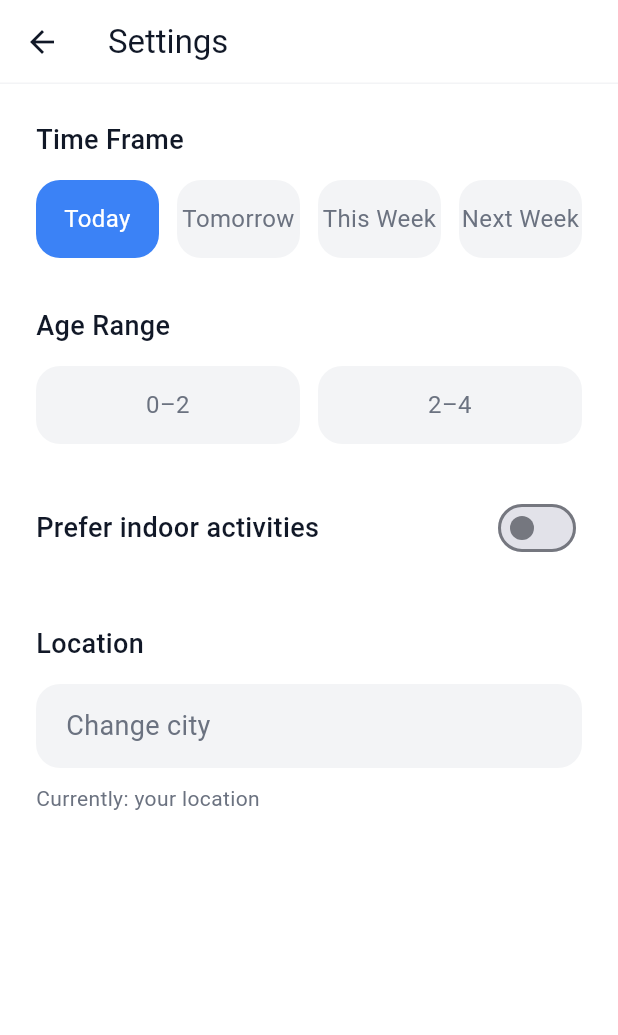
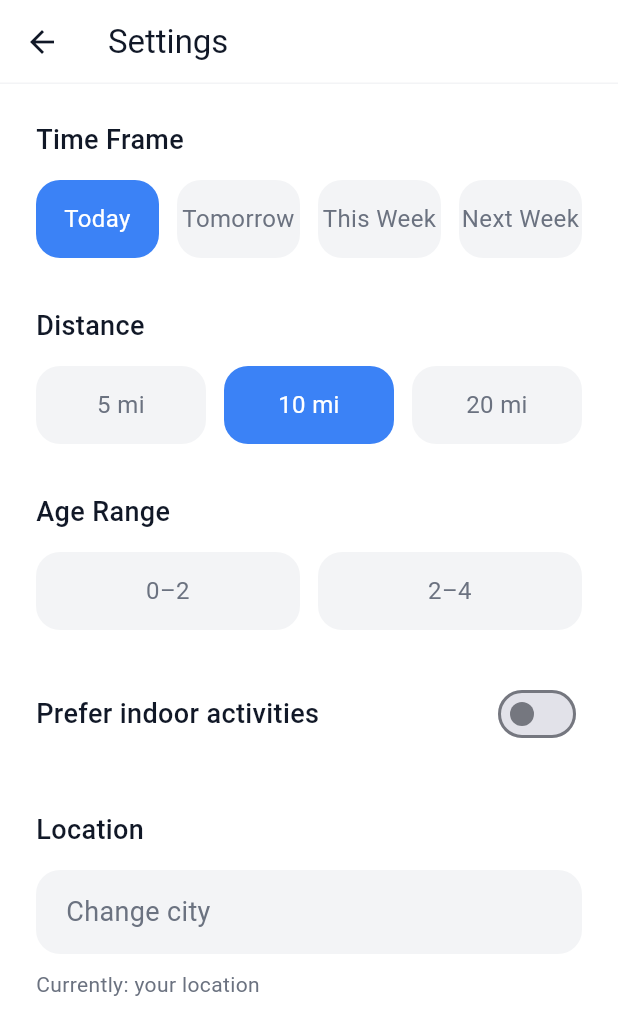
Before and after one commit to sophia-alt/toddlego, a Flutter app: the screen it shows after launch, after a tap on the "settings" icon, on a phone screen of 412 x 824 dp. Shown: the top 1035 px of the screen. Run offline on Flutter 3.47's test engine with Material 3 defaults, Android fonts, the phone set to English and light mode, and no system bars; our stand-ins replace cloud_firestore, firebase_core, geolocator, package_info_plus, shared_preferences; accounts and stored records are empty.

Commit message:
Add a distance filter (5 / 10 / 20 mi)
The 10-mile radius was a fixed constant. It is now a filter in the panel
and Settings, saved with the others and defaulting to 10 mi. A wider
distance reloads; a narrower one filters what is already loaded. The
weekly schedule and the empty-list message follow the selection.

Co-Authored-By: Claude Opus 5.5 <noreply@anthropic.com>

```diff
--- a/lib/filters.dart
+++ b/lib/filters.dart
@@ -36,6 +36,21 @@ enum AgeBand {
   final String short;
 }
 
+/// Distance buttons in the filter bar and settings: how far from the user (or
+/// the picked city) activities are listed.
+enum DistanceRange {
+  five(5),
+  ten(10),
+  twenty(20);
+
+  const DistanceRange(this.miles);
+
+  final double miles;
+
+  /// Button and summary chip label, e.g. "10 mi".
+  String get label => '${miles.toStringAsFixed(0)} mi';
+}
+
 /// The user's filter choices; persisted by SettingsStore.
 class ActivityFilters {
   final TimeFrame timeFrame;
@@ -44,25 +59,33 @@ class ActivityFilters {
   final AgeBand? ageBand;
   final bool indoorOnly;
 
+  /// Only applies when there is a location to measure from.
+  final DistanceRange distance;
+
   const ActivityFilters({
     this.timeFrame = TimeFrame.today,
     this.ageBand,
     this.indoorOnly = false,
+    this.distance = DistanceRange.ten,
   });
 
   ActivityFilters copyWith({
     TimeFrame? timeFrame,
     AgeBand? Function()? ageBand,
     bool? indoorOnly,
+    DistanceRange? distance,
   }) => ActivityFilters(
     timeFrame: timeFrame ?? this.timeFrame,
     ageBand: ageBand != null ? ageBand() : this.ageBand,
     indoorOnly: indoorOnly ?? this.indoorOnly,
+    distance: distance ?? this.distance,
   );
 
-  /// Labels for the collapsed filter bar, e.g. ["Today", "2-4 yrs", "Indoor"].
+  /// Labels for the collapsed filter bar, e.g. ["Today", "10 mi", "2-4 yrs",
+  /// "Indoor"].
   List<String> get summaryChips => [
     timeFrame.label,
+    distance.label,
     if (ageBand != null) ageBand!.chip,
     if (indoorOnly) 'Indoor',
   ];
--- a/lib/screens/home_screen.dart
+++ b/lib/screens/home_screen.dart
@@ -19,9 +19,6 @@ import '../widgets/components.dart';
 import 'activity_detail_screen.dart';
 import 'feedback_screen.dart';
 import 'settings_screen.dart';
-
-/// Activities within this distance of the user (or the picked city) are listed.
-const double _radiusMiles = 10;
 
 /// How far ahead activities are loaded: covers "This Week" and "Next Week"
 /// (through the Sunday after next).
@@ -45,10 +42,12 @@ class _HomeScreenState extends State<HomeScreen> with WidgetsBindingObserver {
   bool _isLocating = false;
   String _locationError = '';
 
-  /// Activities around [_loadedOrigin] (geohash queries), or everywhere when the
-  /// location is unavailable. Null while waiting for a first location.
+  /// Activities within [_loadedRadius] miles of [_loadedOrigin] (geohash
+  /// queries), or everywhere when the location is unavailable. Null while
+  /// waiting for a first location.
   Future<Docs>? _activitiesFuture;
   ({double lat, double lng})? _loadedOrigin;
+  double _loadedRadius = 0;
 
   /// What the list showed last, for feedback reports; set while building it.
   ({int loaded, int shown})? _lastResults;
@@ -273,6 +272,7 @@ class _HomeScreenState extends State<HomeScreen> with WidgetsBindingObserver {
         'timeFrame': f.timeFrame.name,
         'ageBand': f.ageBand?.name,
         'indoorOnly': f.indoorOnly,
+        'distanceMiles': f.distance.miles,
       },
       'location': {
         'source': _pickedCity != null
@@ -289,7 +289,6 @@ class _HomeScreenState extends State<HomeScreen> with WidgetsBindingObserver {
           'approx':
               '${origin.lat.toStringAsFixed(2)},${origin.lng.toStringAsFixed(2)}',
       },
-      'radiusMiles': _radiusMiles,
       'results': {
         'loaded': _lastResults?.loaded,
         'shown': _lastResults?.shown,
@@ -306,22 +305,26 @@ class _HomeScreenState extends State<HomeScreen> with WidgetsBindingObserver {
         builder: (_) => WeeklyScheduleScreen(
           latitude: origin?.lat,
           longitude: origin?.lng,
-          radiusMiles: _radiusMiles,
+          radiusMiles: _settings.filters.distance.miles,
         ),
       ),
     );
   }
 
   /// Loads activities for the current origin, unless they are already loaded for
-  /// (about) the same place. Without an origin it waits for the location, and
-  /// only loads everything when the location is unavailable.
+  /// (about) the same place and at least the selected distance. Without an
+  /// origin it waits for the location, and only loads everything when the
+  /// location is unavailable.
   void _reload({bool force = false}) {
     final origin = _origin;
     final loaded = _loadedOrigin;
+    final radius = _settings.filters.distance.miles;
     if (!force && _activitiesFuture != null) {
       if (origin == null && loaded == null) return;
+      // A smaller distance is filtered from what is already loaded
       if (origin != null &&
           loaded != null &&
+          radius <= _loadedRadius &&
           distanceMiles(origin.lat, origin.lng, loaded.lat, loaded.lng) <
               _reloadAfterMiles) {
         return;
@@ -340,6 +343,7 @@ class _HomeScreenState extends State<HomeScreen> with WidgetsBindingObserver {
     final db = FirebaseFirestore.instance;
     setState(() {
       _loadedOrigin = origin;
+      _loadedRadius = radius;
       _activitiesFuture = origin == null
           ? fetchActivitiesStartingBetween(
               db,
@@ -350,7 +354,7 @@ class _HomeScreenState extends State<HomeScreen> with WidgetsBindingObserver {
               db,
               latitude: origin.lat,
               longitude: origin.lng,
-              radiusMiles: _radiusMiles,
+              radiusMiles: radius,
               fromSec: nowSec,
               toSec: windowEndSec,
             );
@@ -539,6 +543,13 @@ class _HomeScreenState extends State<HomeScreen> with WidgetsBindingObserver {
           onSelected: (v) => set(f.copyWith(timeFrame: v)),
         ),
         const SizedBox(height: 16),
+        OutlineChoice<DistanceRange>(
+          options: [for (final d in DistanceRange.values) (d, d.label)],
+          selected: f.distance,
+          allowNone: false,
+          onSelected: (v) => set(f.copyWith(distance: v)),
+        ),
+        const SizedBox(height: 16),
         OutlineChoice<AgeBand>(
           options: [for (final b in AgeBand.values) (b, b.label)],
           selected: f.ageBand,
@@ -600,6 +611,7 @@ class _HomeScreenState extends State<HomeScreen> with WidgetsBindingObserver {
 
     final now = DateTime.now();
     final origin = _origin;
+    final radius = _settings.filters.distance;
     final items = <({Activity activity, double? distance})>[];
     for (final doc in snapshot.data!) {
       final Activity a;
@@ -611,7 +623,7 @@ class _HomeScreenState extends State<HomeScreen> with WidgetsBindingObserver {
       }
       if (!_settings.filters.matches(a, now)) continue;
       final d = _distanceTo(a);
-      if (origin != null && (d == null || d > _radiusMiles)) continue;
+      if (origin != null && (d == null || d > radius.miles)) continue;
       items.add((activity: a, distance: d));
     }
     // Ended ones last; then nearest first, or soonest first without a location
@@ -629,11 +641,14 @@ class _HomeScreenState extends State<HomeScreen> with WidgetsBindingObserver {
 
     if (items.isEmpty) {
       final when = _settings.filters.timeFrame.phrase;
+      final hint = radius == DistanceRange.values.last
+          ? 'Try another filter.'
+          : 'Try a wider distance or another filter.';
       return [
         message(
           origin == null
               ? 'No activities found $when.\nTurn on location, or tap the place name above to pick a city.'
-              : 'No activities within ${_radiusMiles.toStringAsFixed(0)} miles $when.\nTry another filter.',
+              : 'No activities within ${radius.label} $when.\n$hint',
         ),
       ];
     }
--- a/lib/screens/settings_screen.dart
+++ b/lib/screens/settings_screen.dart
@@ -7,7 +7,7 @@ import '../theme.dart';
 import '../widgets/city_picker.dart';
 import '../widgets/components.dart';
 
-/// Time frame, age range, indoor preference and city. Changes apply immediately
+/// Time frame, distance, age range, indoor preference and city. Changes apply immediately
 /// through [onChanged]; the home screen saves them.
 class SettingsScreen extends StatefulWidget {
   final AppSettings settings;
@@ -71,6 +71,13 @@ class _SettingsScreenState extends State<SettingsScreen> {
             options: [for (final t in TimeFrame.values) (t, t.label)],
             selected: f.timeFrame,
             onSelected: (v) => _updateFilters(f.copyWith(timeFrame: v)),
+          ),
+          const SizedBox(height: 32),
+          const _Heading('Distance'),
+          SolidChoice<DistanceRange>(
+            options: [for (final d in DistanceRange.values) (d, d.label)],
+            selected: f.distance,
+            onSelected: (v) => _updateFilters(f.copyWith(distance: v)),
           ),
           const SizedBox(height: 32),
           const _Heading('Age Range'),
--- a/lib/settings_store.dart
+++ b/lib/settings_store.dart
@@ -24,6 +24,7 @@ class SettingsStore {
   static const _timeFrame = 'filters.timeFrame';
   static const _ageBand = 'filters.ageBand';
   static const _indoorOnly = 'filters.indoorOnly';
+  static const _distance = 'filters.distance';
   static const _city = 'location.city';
 
   static Future<AppSettings> load() async {
@@ -42,6 +43,9 @@ class SettingsStore {
             TimeFrame.today,
         ageBand: byName(AgeBand.values, prefs.getString(_ageBand)),
         indoorOnly: prefs.getBool(_indoorOnly) ?? false,
+        distance:
+            byName(DistanceRange.values, prefs.getString(_distance)) ??
+            DistanceRange.ten,
       ),
       cityName: prefs.getString(_city),
     );
@@ -57,6 +61,7 @@ class SettingsStore {
       await prefs.setString(_ageBand, f.ageBand!.name);
     }
     await prefs.setBool(_indoorOnly, f.indoorOnly);
+    await prefs.setString(_distance, f.distance.name);
     if (settings.cityName == null) {
       await prefs.remove(_city);
     } else {
```
Also changed, not shown: 1 other file.
